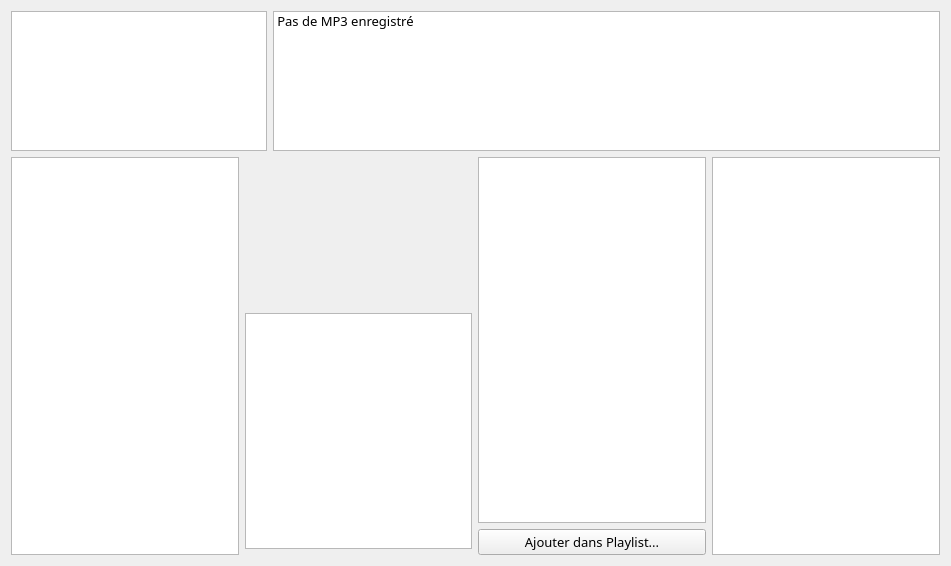
Before: the Qt Designer form projet-musique/core/ongletmp3.ui in toopoormaghell/projet-musique, drawn with Qt 5.
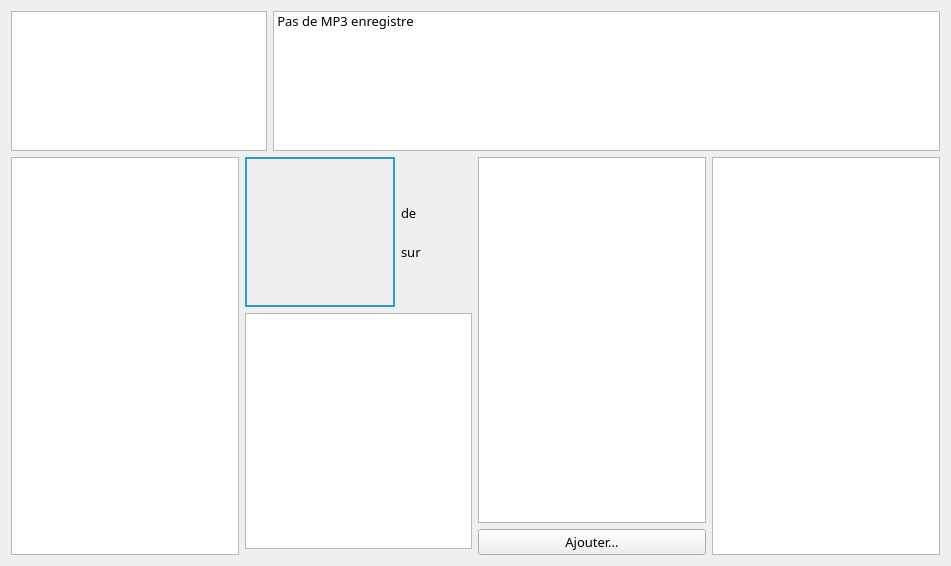
After: the same form once the commit is applied. Custom widgets are drawn as their Qt base class.

What changed in the file:
```diff
--- a/projet-musique/core/ongletmp3.ui
+++ b/projet-musique/core/ongletmp3.ui
@@ -138,7 +138,7 @@
        </property>
        <item>
         <property name="text">
-         <string>Pas de MP3 enregistré</string>
+         <string>Pas de MP3 enregistre</string>
         </property>
        </item>
       </widget>
@@ -199,11 +199,100 @@
              <height>150</height>
             </size>
            </property>
+           <property name="styleSheet">
+            <string notr="true">border: 2px solid #259CD8</string>
+           </property>
            <property name="text">
             <string/>
            </property>
           </widget>
          </item>
+         <item>
+          <layout class="QVBoxLayout" name="verticalLayout_5">
+           <item>
+            <widget class="QLabel" name="Piste">
+             <property name="minimumSize">
+              <size>
+               <width>20</width>
+               <height>0</height>
+              </size>
+             </property>
+             <property name="maximumSize">
+              <size>
+               <width>20</width>
+               <height>16777215</height>
+              </size>
+             </property>
+             <property name="text">
+              <string/>
+             </property>
+            </widget>
+           </item>
+           <item>
+            <widget class="QLabel" name="De">
+             <property name="minimumSize">
+              <size>
+               <width>20</width>
+               <height>0</height>
+              </size>
+             </property>
+             <property name="maximumSize">
+              <size>
+               <width>20</width>
+               <height>16777215</height>
+              </size>
+             </property>
+             <property name="styleSheet">
+              <string notr="true">color: black;</string>
+             </property>
+             <property name="text">
+              <string>de</string>
+             </property>
+            </widget>
+           </item>
+           <item>
+            <widget class="QLabel" name="Sur">
+             <property name="minimumSize">
+              <size>
+               <width>20</width>
+               <height>0</height>
+              </size>
+             </property>
+             <property name="maximumSize">
+              <size>
+               <width>20</width>
+               <height>16777215</height>
+              </size>
+             </property>
+             <property name="styleSheet">
+              <string notr="true">color: black;</string>
+             </property>
+             <property name="text">
+              <string>sur</string>
+             </property>
+            </widget>
+           </item>
+           <item>
+            <widget class="QLabel" name="label">
+             <property name="minimumSize">
+              <size>
+               <width>20</width>
+               <height>0</height>
+              </size>
+             </property>
+             <property name="maximumSize">
+              <size>
+               <width>20</width>
+               <height>16777215</height>
+              </size>
+             </property>
+             <property name="text">
+              <string/>
+             </property>
+            </widget>
+           </item>
+          </layout>
+         </item>
          <item>
           <layout class="QVBoxLayout" name="verticalLayout_2">
            <item>
@@ -229,6 +318,9 @@
            </item>
            <item>
             <widget class="QLabel" name="Mp3Phys">
+             <property name="styleSheet">
+              <string notr="true">color: #E3FF0B;</string>
+             </property>
              <property name="text">
               <string/>
              </property>
@@ -267,8 +359,11 @@
        </item>
        <item>
         <widget class="QPushButton" name="Bouton_Playlist">
+         <property name="styleSheet">
+          <string notr="true">width: 200px;</string>
+         </property>
          <property name="text">
-          <string>Ajouter dans Playlist...</string>
+          <string>Ajouter...</string>
          </property>
         </widget>
        </item>
```
Left out of the diff: 8 changed lines with no effect on the pictures.
